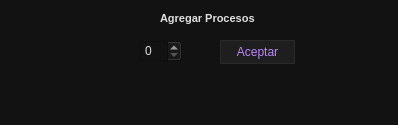
1MiguelHP/Practica_3SO, file ventana_procesos.ui: the form before one commit.
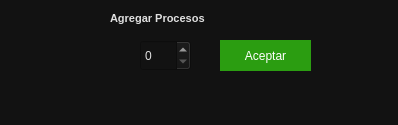
The form after the commit.

```diff
--- a/ventana_procesos.ui
+++ b/ventana_procesos.ui
@@ -46,7 +46,7 @@
    <widget class="QLabel" name="label">
     <property name="geometry">
      <rect>
-      <x>160</x>
+      <x>110</x>
       <y>10</y>
       <width>101</width>
       <height>16</height>
@@ -71,8 +71,8 @@
      <rect>
       <x>140</x>
       <y>40</y>
-      <width>42</width>
-      <height>22</height>
+      <width>51</width>
+      <height>31</height>
      </rect>
     </property>
    </widget>
@@ -81,10 +81,23 @@
      <rect>
       <x>220</x>
       <y>40</y>
-      <width>75</width>
-      <height>24</height>
+      <width>91</width>
+      <height>31</height>
      </rect>
     </property>
+    <property name="styleSheet">
+     <string notr="true">QPushButton {
+    background-color: #2B9D11; /* Color de fondo azul */
+    color: #FFFFFF; /* Color de texto blanco */
+    border: none; /* Elimina el borde */
+    padding: 2px 16px; /* Ajusta el espaciado interno */
+}
+
+QPushButton:hover {
+    background-color: #8EF777; /* Cambia el tono de azul al pasar el mouse */
+}
+</string>
+    </property>
     <property name="text">
      <string>Aceptar</string>
     </property>
```
Left out of the diff: 2 changed lines with no effect on the pictures.
